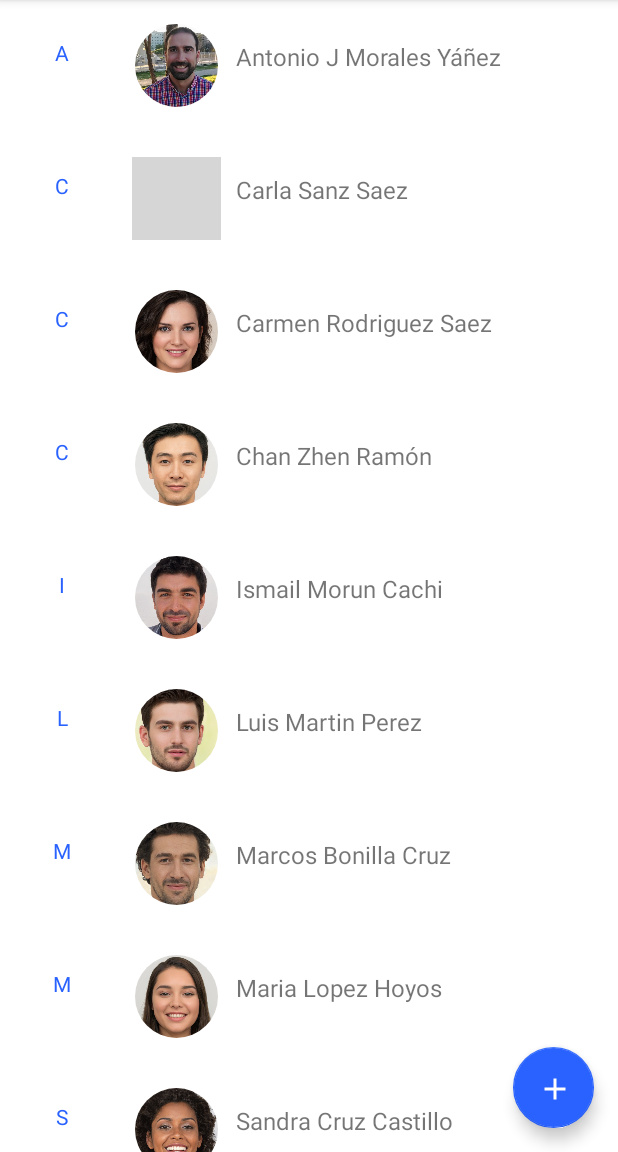
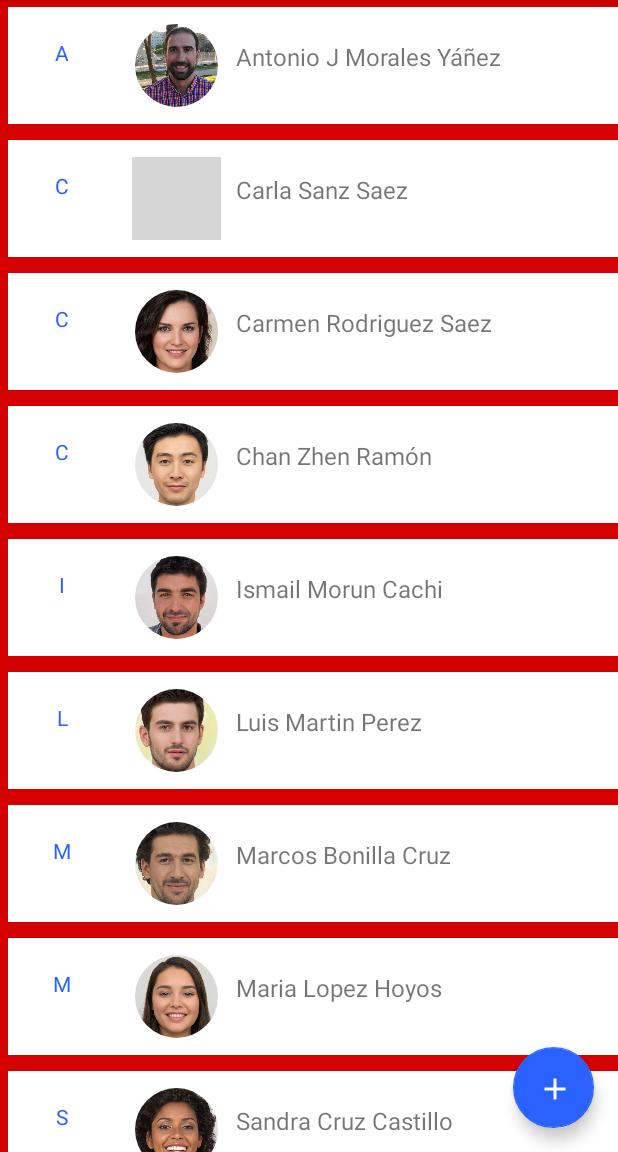
Before and after one commit to antoniomy82/Contactos, an Android app: the screen it shows after launch (MainActivity), on a phone screen of 412 x 824 dp, the part 84-1236 px from its top. Run offline under Robolectric (Android 15) with nearby library versions, the phone set to English and light mode, and no system bars; our stand-ins replace CircleImageView; grey boxes are pictures that could not be loaded.

Commit message:
Fondo Rojo

```diff
--- a/app/src/main/java/com/ajmorales/contactos/AdaptadorRecyclerView.kt
+++ b/app/src/main/java/com/ajmorales/contactos/AdaptadorRecyclerView.kt
@@ -60,6 +60,9 @@ class AdaptadorRecyclerView(var context: Context, listaItems: ArrayList<Contacto
         if (tipoVista == "lista") {
             miViewHolder.tvItemNombre.setText(contactos.nombre.toString() + " " + contactos.apellidos)
             miViewHolder.tvItemInicial.setText(contactos.nombre.get(0).toString()) //obtenemos la inicial
+             //Modificación 1 - commit 2
+            miViewHolder.itemView.setBackgroundColor(Color.parseColor("#D50000")) //"#e6e2d3"
+
         } else {
             miViewHolder.tvItemNombre.setText(contactos.nombre)
             miViewHolder.tvItemInicial.setText(contactos.nombre.get(0).toString()) //obtenemos la inicial
```
